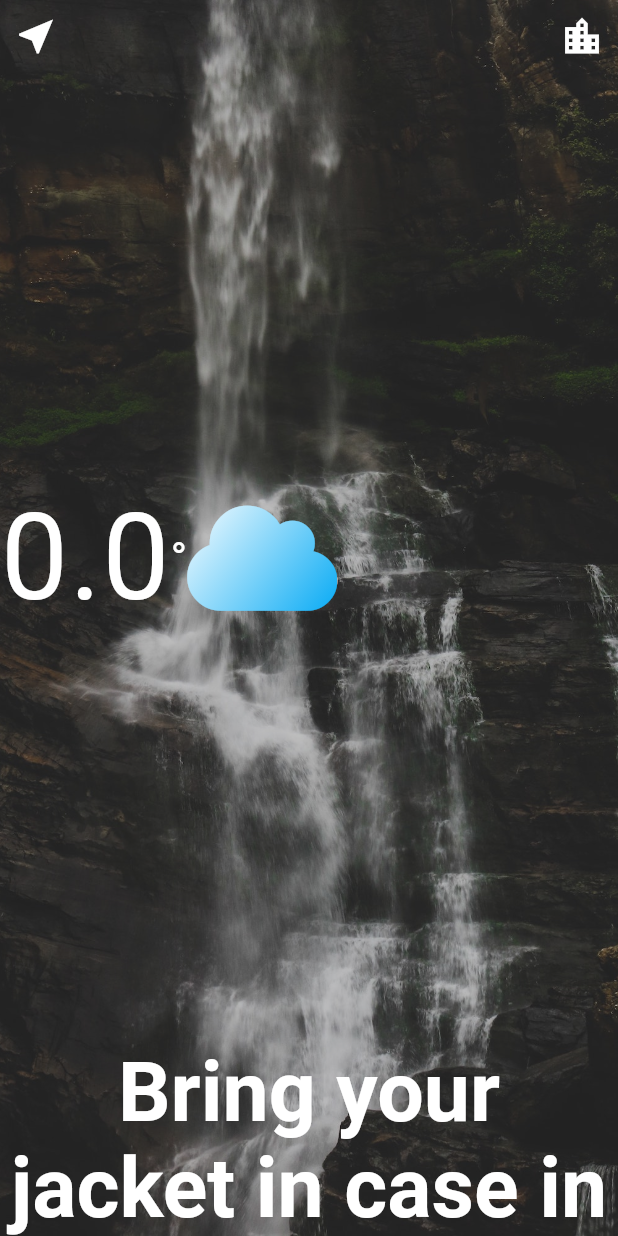
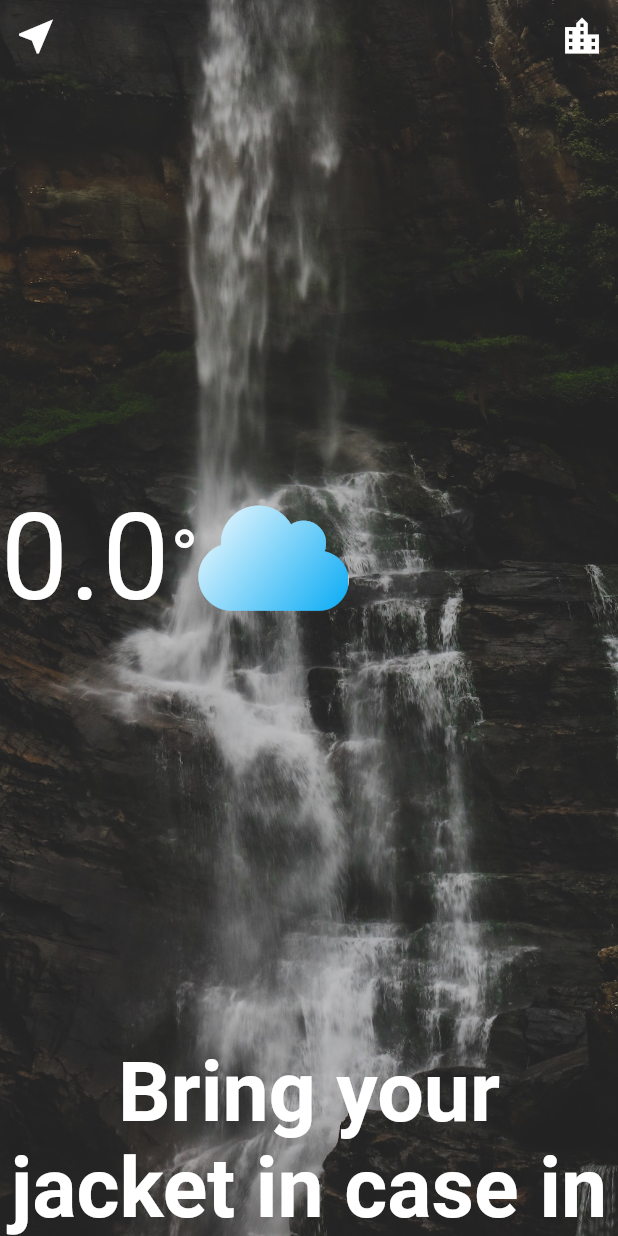
Before and after one commit to aliaaosama23/flutter_training_weather_app, a Flutter app: the LocationPage screen opened directly with empty values, on a phone screen of 412 x 824 dp. Run offline on Flutter 3.47's test engine with Material 2 defaults, Android fonts, the phone set to English and light mode, and no system bars; our stand-ins replace flutter_spinkit, font_awesome_flutter, geolocator; network calls fail; statements that could not run were skipped.

Commit message:
add comments on getting location and weather data

```diff
--- a/lib/screens/location_page.dart
+++ b/lib/screens/location_page.dart
@@ -93,7 +93,6 @@ class _LocationPageState extends State<LocationPage> {
                   children: [
                     Text(
                       temp.toStringAsFixed(1),
-                      // temperature.toStringAsFixed(1),
                       style: const TextStyle(
                         fontSize: 80,
                         color: Colors.white,
@@ -103,7 +102,7 @@ class _LocationPageState extends State<LocationPage> {
                     const Text(
                       '\u00B0',
                       style: TextStyle(
-                        fontSize: 30,
+                        fontSize: 50,
                         color: Colors.white,
                       ),
                     ),
--- a/lib/services/networking.dart
+++ b/lib/services/networking.dart
@@ -14,6 +14,7 @@ class NetworkHelper {
     if (response.statusCode == 200) {
       String data = response.body;
       var decodedData = jsonDecode(data);
+      print(decodedData);
       return decodedData;
     } else {
       throw Exception('Failed to load weather data');
--- a/lib/services/weather.dart
+++ b/lib/services/weather.dart
@@ -2,6 +2,9 @@ import 'package:weather/utilities/constants.dart';
 import 'networking.dart';
 
 class Weather {
+  // this method takes current location
+  // make object of Network class and pass this location to class constructor
+  // this call network method http.get and return with weather data
   Future getWeatherData(userLocation) async {
     NetworkHelper helper =
         NetworkHelper('http://api.openweathermap.org/data/2.5/weather?'
```
Also changed, not shown: lib/screens/loading_page.dart (+9 -1 lines).
